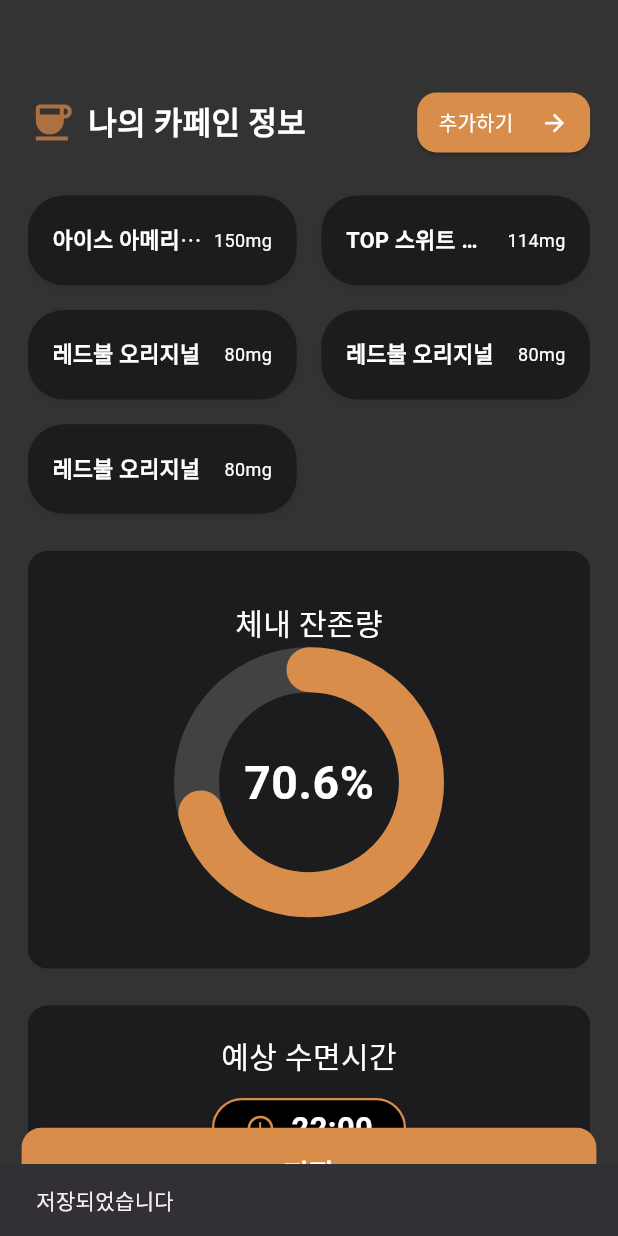
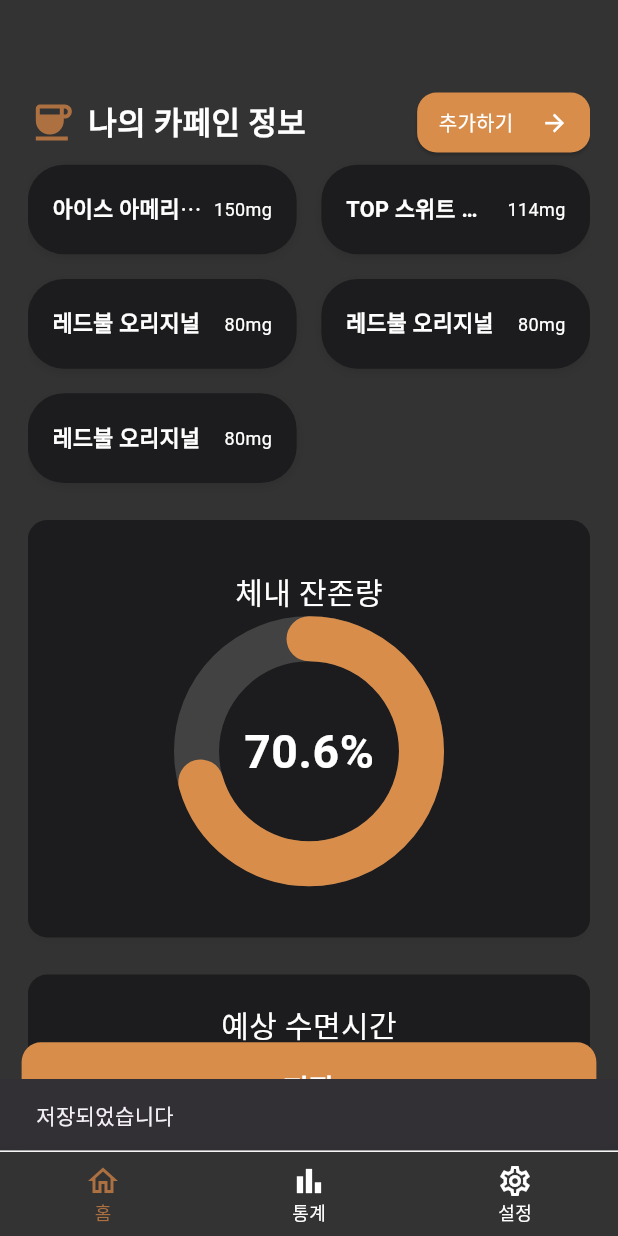
Before and after one commit to 4TH-cocothon-team2/danzam-flutter, a Flutter app: the screen it shows after launch, after a tap on "저장", on a phone screen of 412 x 824 dp. Run offline on Flutter 3.47's test engine with Material 3 defaults, Android fonts, the phone set to English and light mode, and no system bars; drawn by our look-alikes of simple_circular_progress_bar; our stand-ins replace dio, flutter_svg, get.

Commit message:
feat/바텀네비바 추가

```diff
--- /dev/null
+++ b/lib/app_shell.dart
@@ -0,0 +1,29 @@
+import 'package:cokothon25/settings_page.dart';
+import 'package:cokothon25/statistic_page.dart';
+import 'package:flutter/material.dart';
+import 'package:get/get.dart';
+
+import 'components/bottom_nav_bar.dart';
+import 'controllers/bottom_navigation_controller.dart';
+import 'home/home_main.dart';
+
+class AppShell extends StatelessWidget {
+  const AppShell({super.key});
+
+  final List<Widget> _pages = const [
+    HomeMain(),
+    StatisticPage(),
+    SettingsPage(),
+  ];
+
+  @override
+  Widget build(BuildContext context) {
+    final controller = Get.find<BottomNavigationController>();
+    return Obx(
+      () => Scaffold(
+        body: _pages[controller.selectedIndex.value],
+        bottomNavigationBar: const BottomNavBar(),
+      ),
+    );
+  }
+}
--- /dev/null
+++ b/lib/components/bottom_nav_bar.dart
@@ -0,0 +1,43 @@
+import 'package:flutter/material.dart';
+import 'package:get/get.dart';
+import '../controllers/bottom_navigation_controller.dart';
+
+class BottomNavBar extends StatelessWidget {
+  const BottomNavBar({super.key});
+
+  @override
+  Widget build(BuildContext context) {
+    final controller = Get.find<BottomNavigationController>();
+
+    return Obx(
+      () => Column(
+        mainAxisSize: MainAxisSize.min,
+        children: [
+          Container(height: 1.0, color: Colors.white),
+          BottomNavigationBar(
+            backgroundColor: const Color(0xFF333333),
+            selectedItemColor: Color(0xFFAD7041),
+            unselectedItemColor: Colors.white,
+            selectedIconTheme: IconThemeData(size: 24),
+            unselectedIconTheme: IconThemeData(size: 24),
+            selectedLabelStyle: TextStyle(fontSize: 12),
+            unselectedLabelStyle: TextStyle(fontSize: 12),
+            currentIndex: controller.selectedIndex.value,
+            onTap: controller.changeTab,
+            items: const [
+              BottomNavigationBarItem(
+                icon: Icon(Icons.home_outlined),
+                label: '홈',
+              ),
+              BottomNavigationBarItem(icon: Icon(Icons.bar_chart), label: '통계'),
+              BottomNavigationBarItem(
+                icon: Icon(Icons.settings_outlined),
+                label: '설정',
+              ),
+            ],
+          ),
+        ],
+      ),
+    );
+  }
+}
--- /dev/null
+++ b/lib/controllers/bindings/bottomnavi_binding.dart
@@ -0,0 +1,9 @@
+import 'package:cokothon25/controllers/bottom_navigation_controller.dart';
+import 'package:get/get.dart';
+
+class NavigationBinding extends Bindings {
+  @override
+  void dependencies() {
+    Get.put(BottomNavigationController(), permanent: true);
+  }
+}
--- /dev/null
+++ b/lib/controllers/bottom_navigation_controller.dart
@@ -0,0 +1,11 @@
+import 'package:get/get.dart';
+
+class BottomNavigationController extends GetxController {
+  // 현재 선택된 탭 인덱스
+  var selectedIndex = 0.obs;
+
+  // 탭 변경 메서드
+  void changeTab(int index) {
+    selectedIndex.value = index;
+  }
+}
--- a/lib/home/homepage_controller.dart
+++ b/lib/controllers/homepage_controller.dart
@@ -1,7 +1,7 @@
 import 'package:get/get.dart';
 
 import '../dummies/getCaffeineItemDummy.dart';
-import 'helper/drink_item.dart';
+import '../home/helper/drink_item.dart';
 
 class HomepageController extends GetxController {
   @override
--- a/lib/home/home_main.dart
+++ b/lib/home/home_main.dart
@@ -5,7 +5,7 @@ import 'package:get/get.dart';
 
 import 'components/drinked_caffeine_item.dart';
 import 'home_add.dart';
-import 'homepage_controller.dart';
+import '../controllers/homepage_controller.dart';
 
 class HomeMain extends StatefulWidget {
   const HomeMain({super.key});
@@ -90,7 +90,7 @@ class _HomeMainState extends State<HomeMain> {
                         ),
                       ],
                     ),
-                    SizedBox(height: size.height * 0.03),
+                    SizedBox(height: size.height * 0.005),
                     (controller.drinkedList.isNotEmpty)
                         ? GridView.builder(
                             shrinkWrap: true,
--- a/lib/init_controllers.dart
+++ b/lib/init_controllers.dart
@@ -1,4 +1,4 @@
-import 'package:cokothon25/home/homepage_controller.dart';
+import 'package:cokothon25/controllers/homepage_controller.dart';
 import 'package:get/get.dart';
 
 void initControllers() {
--- a/lib/main.dart
+++ b/lib/main.dart
@@ -1,8 +1,9 @@
+import 'package:cokothon25/controllers/bindings/bottomnavi_binding.dart';
 import 'package:cokothon25/init_controllers.dart';
 import 'package:flutter/material.dart';
 import 'package:flutter_localizations/flutter_localizations.dart';
 import 'package:get/get.dart';
-import 'home/home_main.dart';
+import 'app_shell.dart';
 
 void main() {
   initControllers();
@@ -15,6 +16,7 @@ class MyApp extends StatelessWidget {
   @override
   Widget build(BuildContext context) {
     return GetMaterialApp(
+      initialBinding: NavigationBinding(),
       color: Color(0xFFFFFFFF),
       localizationsDelegates: const [
         GlobalMaterialLocalizations.delegate,
@@ -22,7 +24,7 @@ class MyApp extends StatelessWidget {
         GlobalCupertinoLocalizations.delegate,
       ],
       supportedLocales: const [Locale('ko', 'KR')],
-      home: const HomeMain(),
+      home: const AppShell(),
       debugShowCheckedModeBanner: false,
     );
   }
--- /dev/null
+++ b/lib/settings_page.dart
@@ -0,0 +1,10 @@
+import 'package:flutter/material.dart';
+
+class SettingsPage extends StatelessWidget {
+  const SettingsPage({super.key});
+
+  @override
+  Widget build(BuildContext context) {
+    return Scaffold(body: Center(child: Text('설정 페이지 예시')));
+  }
+}
--- /dev/null
+++ b/lib/statistic_page.dart
@@ -0,0 +1,10 @@
+import 'package:flutter/material.dart';
+
+class StatisticPage extends StatelessWidget {
+  const StatisticPage({super.key});
+
+  @override
+  Widget build(BuildContext context) {
+    return Scaffold(body: Center(child: Text('통계 페이지 예시')));
+  }
+}
```
